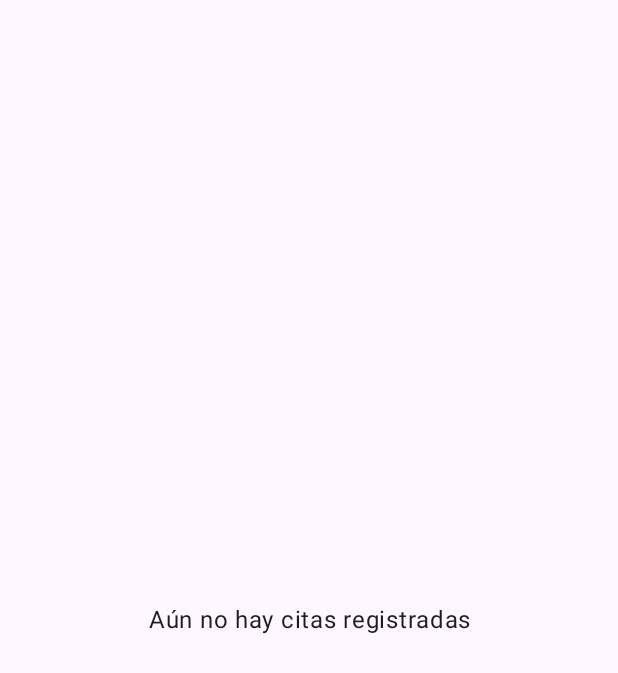
After one commit to whitesans312/VET_ANDROID, an Android app: the fragment HomeFragment shown on its own in the app's theme, on a phone screen of 412 x 824 dp. The commit adds this screen. Shown: the top 673 px of the screen. Run offline under Robolectric (Android 15) with nearby library versions, the phone set to English and light mode, and no system bars; our stand-ins replace Room's generated code.

Commit message:
feat(home): add home screen with recycler and empty state
HU 2.0: hospeda el RecyclerView del listado, conecta el CitaAdapter con el HomeViewModel y muestra el estado vacio cuando no hay citas. Header, FAB y boton atras quedan marcados como pendientes de sus subtareas.

```diff
--- /dev/null
+++ b/app/src/main/java/com/example/dogapp/view/home/HomeFragment.kt
@@ -0,0 +1,57 @@
+package com.example.dogapp.view.home
+
+import android.os.Bundle
+import android.view.View
+import androidx.core.view.isVisible
+import androidx.fragment.app.Fragment
+import androidx.fragment.app.viewModels
+import androidx.recyclerview.widget.LinearLayoutManager
+import com.example.dogapp.R
+import com.example.dogapp.adapter.CitaAdapter
+import com.example.dogapp.data.local.database.DatabaseProvider
+import com.example.dogapp.databinding.FragmentHomeBinding
+import com.example.dogapp.viewmodel.HomeViewModel
+
+/**
+ * HU 2.0 - Home Administrador de Citas (contenedor minimo).
+ *
+ * Une las dos subtareas de Medina: el CitaAdapter pinta la lista y el HomeViewModel
+ * entrega el LiveData que viene de Room. El estado vacio se muestra cuando la tabla
+ * no tiene filas.
+ *
+ * Pendiente de otras subtareas de la misma HU (no se tocan aqui):
+ *  - header curvo con titulo, perro y marca            -> Santos
+ *  - boton atras del Home -> finishAffinity()          -> Agudelo
+ *  - boton flotante de nueva cita y navegacion al detalle
+ */
+class HomeFragment : Fragment(R.layout.fragment_home) {
+
+    private var _binding: FragmentHomeBinding? = null
+    private val binding get() = _binding!!
+
+    private val viewModel: HomeViewModel by viewModels {
+        HomeViewModel.fabrica(DatabaseProvider.getDatabase(requireContext()).citaDao())
+    }
+
+    private val adapter = CitaAdapter { cita ->
+        // TODO: navegar al detalle de la cita (fuera de esta subtarea).
+    }
+
+    override fun onViewCreated(view: View, savedInstanceState: Bundle?) {
+        super.onViewCreated(view, savedInstanceState)
+        _binding = FragmentHomeBinding.bind(view)
+
+        binding.rvCitas.layoutManager = LinearLayoutManager(requireContext())
+        binding.rvCitas.adapter = adapter
+
+        viewModel.citas.observe(viewLifecycleOwner) { citas ->
+            adapter.submitList(citas)
+            binding.tvVacio.isVisible = citas.isEmpty()
+        }
+    }
+
+    override fun onDestroyView() {
+        _binding = null
+        super.onDestroyView()
+    }
+}
--- /dev/null
+++ b/app/src/main/res/layout/fragment_home.xml
@@ -0,0 +1,48 @@
+<?xml version="1.0" encoding="utf-8"?>
+<!--
+    HU 2.0 - Pantalla Home (contenedor minimo).
+    Aqui solo vive lo necesario para hospedar el RecyclerView del listado de citas.
+    El header curvo con titulo, perro y marca NO esta incluido: es la subtarea de
+    Santos y se agrega arriba de este contenido sin tocar el Adapter ni el ViewModel.
+    El boton atras del telefono (finishAffinity) corresponde a la subtarea de Agudelo.
+-->
+<androidx.constraintlayout.widget.ConstraintLayout xmlns:android="http://schemas.android.com/apk/res/android"
+    xmlns:app="http://schemas.android.com/apk/res-auto"
+    xmlns:tools="http://schemas.android.com/tools"
+    android:layout_width="match_parent"
+    android:layout_height="match_parent"
+    tools:context=".view.home.HomeFragment">
+
+    <!-- TODO(Santos): header curvo con titulo, perro y marca. -->
+
+    <androidx.recyclerview.widget.RecyclerView
+        android:id="@+id/rvCitas"
+        android:layout_width="0dp"
+        android:layout_height="0dp"
+        android:clipToPadding="false"
+        android:paddingTop="8dp"
+        android:paddingBottom="96dp"
+        app:layoutManager="androidx.recyclerview.widget.LinearLayoutManager"
+        app:layout_constraintBottom_toBottomOf="parent"
+        app:layout_constraintEnd_toEndOf="parent"
+        app:layout_constraintStart_toStartOf="parent"
+        app:layout_constraintTop_toTopOf="parent"
+        tools:listitem="@layout/item_cita" />
+
+    <TextView
+        android:id="@+id/tvVacio"
+        android:layout_width="0dp"
+        android:layout_height="wrap_content"
+        android:layout_marginHorizontal="32dp"
+        android:gravity="center"
+        android:text="@string/home_vacio"
+        android:textAppearance="?attr/textAppearanceBodyLarge"
+        android:visibility="gone"
+        app:layout_constraintBottom_toBottomOf="parent"
+        app:layout_constraintEnd_toEndOf="parent"
+        app:layout_constraintStart_toStartOf="parent"
+        app:layout_constraintTop_toTopOf="parent"
+        tools:visibility="visible" />
+
+    <!-- TODO(Santos, Agudelo): boton flotante de nueva cita y navegacion al detalle. -->
+</androidx.constraintlayout.widget.ConstraintLayout>
--- a/app/src/main/res/values/strings.xml
+++ b/app/src/main/res/values/strings.xml
@@ -4,4 +4,5 @@
     <string name="fingerprint_description">Icono de huella digital</string>
     <string name="item_cita_avatar_description">Foto de la mascota</string>
     <string name="home_turno">Turno #%1$d</string>
+    <string name="home_vacio">Aún no hay citas registradas</string>
 </resources>
```
